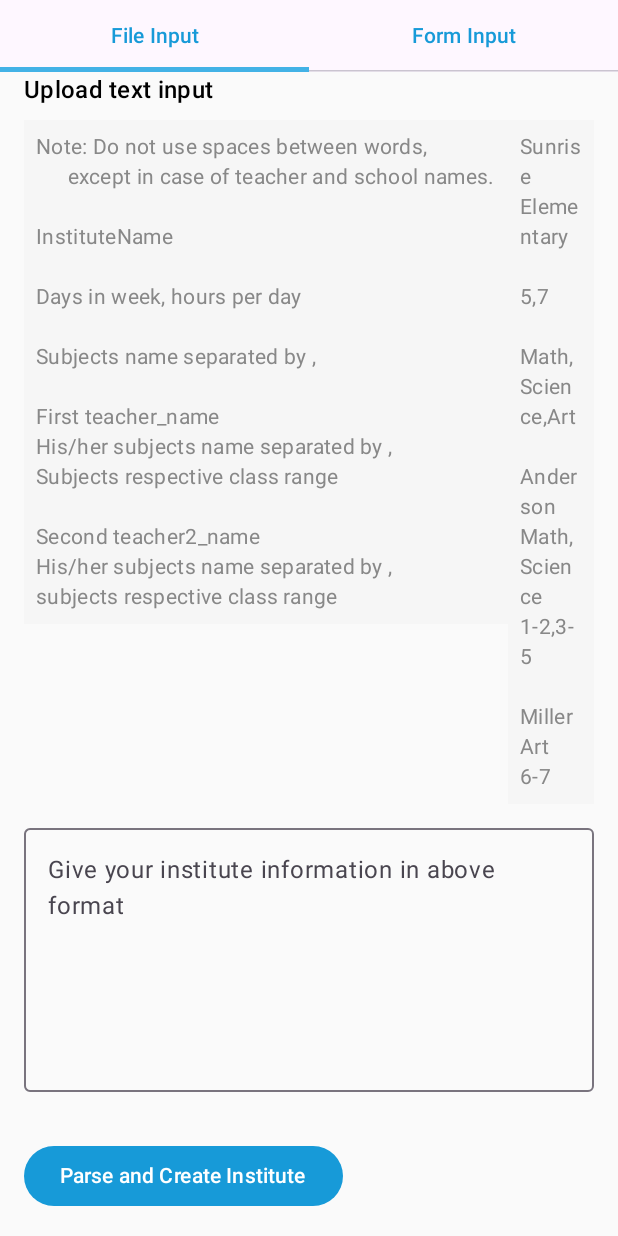
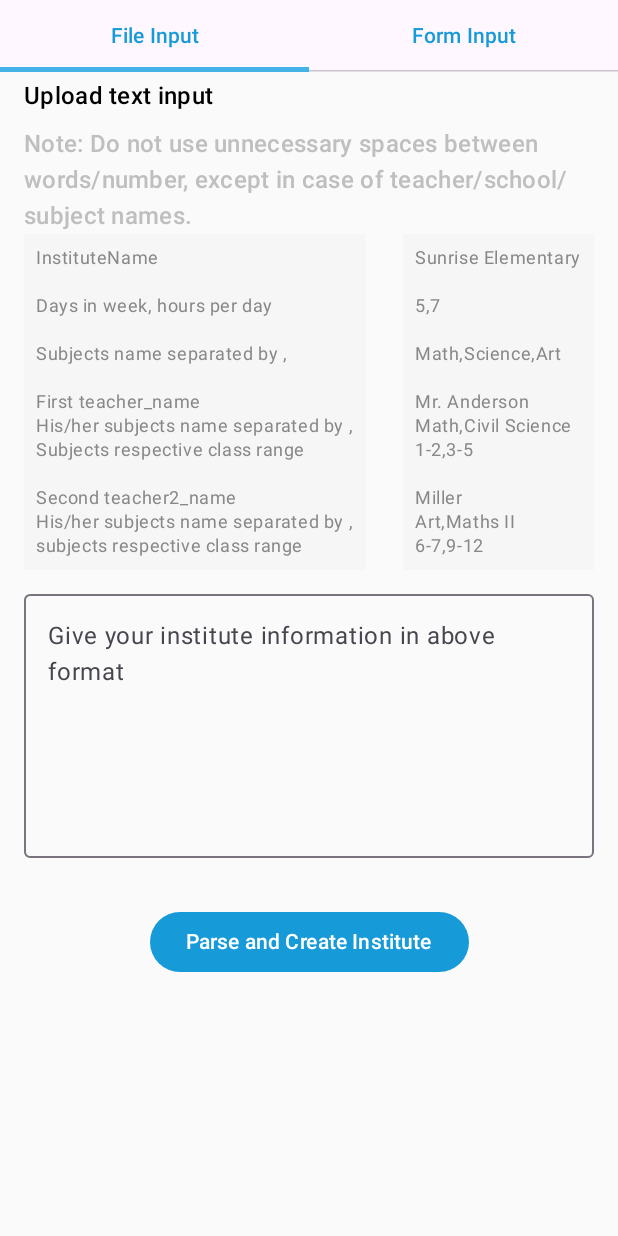
Before and after one commit to Timetable-Maker-GA/pk, an Android app built with Jetpack Compose: the CreateSchoolActivity screen opened directly, with no data from a screen before it, on a phone screen of 412 x 824 dp. Run offline under Robolectric (Android 15) with nearby library versions, the phone set to English and light mode, and no system bars.

Commit message:
Text Input page updated

```diff
--- a/app/src/main/java/com/example/ttmaker/presentation/addSchool/components/TextInput.kt
+++ b/app/src/main/java/com/example/ttmaker/presentation/addSchool/components/TextInput.kt
@@ -40,6 +40,7 @@ import java.io.InputStream
 import android.content.Context
 import android.content.Intent
 import android.net.Uri
+import androidx.compose.ui.Alignment
 import com.example.ttmaker.activity.CreateTTActivity
 import com.example.ttmaker.activity.MainActivity
 
@@ -48,11 +49,17 @@ fun Format() {
 
     Column {
 
+        Spacer(modifier = Modifier.height(4.dp))
         Text(
             text = "Upload text input",
             style = MaterialTheme.typography.titleMedium
         )
         Spacer(modifier = Modifier.height(8.dp))
+        Text(text = "Note: Do not use unnecessary spaces between words/number, except in case of teacher/school/subject names."
+            ,style = MaterialTheme.typography.titleMedium,
+                    color = colorResource(id = R.color.textLightGrayPale),
+        )
+
         Row(
             modifier = Modifier
                 .fillMaxWidth(),
@@ -66,9 +73,6 @@ fun Format() {
             ) {
                 Text(
                     text = """
-                Note: Do not use spaces between words,
-                      except in case of teacher and school names.
-
                 InstituteName
 
                 Days in week, hours per day
@@ -83,7 +87,7 @@ fun Format() {
                 His/her subjects name separated by ,
                 subjects respective class range
             """.trimIndent(),
-                    style = MaterialTheme.typography.bodyMedium,
+                    style = MaterialTheme.typography.bodySmall,
                     color = Color.Gray,
                     modifier = Modifier
                         .background(colorResource(id = R.color.bgLight))
@@ -101,15 +105,15 @@ fun Format() {
 
                 Math,Science,Art
 
-                Anderson
-                Math,Science
+                Mr. Anderson
+                Math,Civil Science
                 1-2,3-5
 
                 Miller
-                Art
-                6-7
+                Art,Maths II
+                6-7,9-12
             """.trimIndent(),
-                    style = MaterialTheme.typography.bodyMedium,
+                    style = MaterialTheme.typography.bodySmall,
                     color = Color.Gray,
                     modifier = Modifier
                         .background(colorResource(id = R.color.bgLight))
@@ -134,7 +138,6 @@ fun TextInput(
     val viewModel: TextInputViewModel =
         viewModel(factory = TextInputViewModelFactory(app.schoolRepository))
 
-
     Column(modifier = Modifier.padding(horizontal = 16.dp)) {
         Format()
 
@@ -153,6 +156,10 @@ fun TextInput(
                 .padding(vertical = 8.dp)
         )
         Text(text = viewModel.temp.value)
+    }
+    Row(modifier = Modifier.fillMaxWidth(),
+        verticalAlignment = Alignment.CenterVertically,
+        horizontalArrangement = Arrangement.Center) {
         Button(
             colors = ButtonDefaults.buttonColors(
                 containerColor = colorResource(id = R.color.buttonLightHeavy)
```
